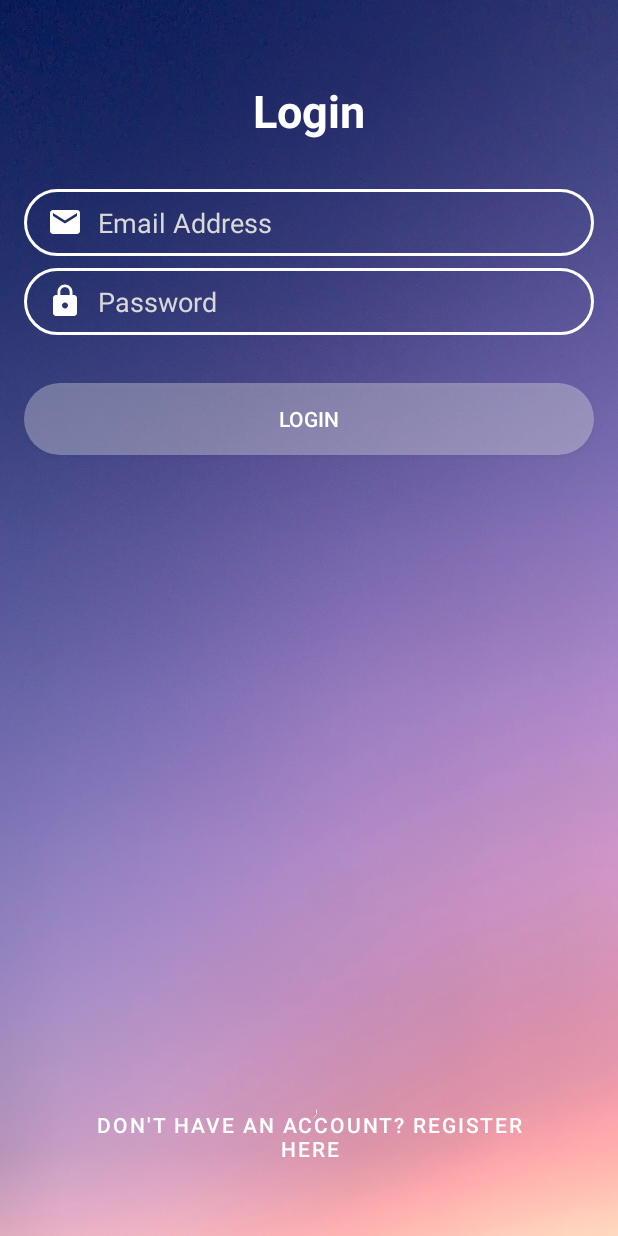
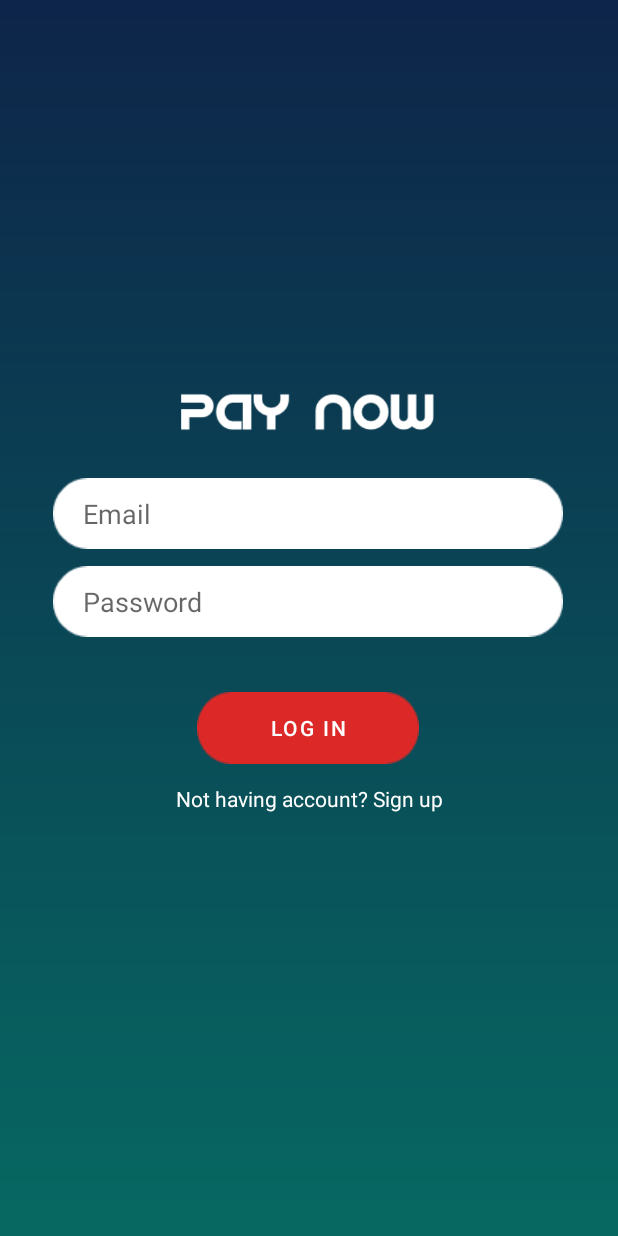
Before and after one commit to RegishGeorge/registration_form, an Android app: the layout activity_login.xml on its own in the app's theme, with its tools: preview values and no code run, on a phone screen of 412 x 824 dp. Run offline under Robolectric (Android 15) with nearby library versions, the phone set to English and light mode, and no system bars.

Commit message:
update files
modify files, refer previous commit

```diff
--- a/app/src/main/res/layout/activity_login.xml
+++ b/app/src/main/res/layout/activity_login.xml
@@ -1,91 +1,80 @@
-<?xml version="1.0" encoding="utf-8"?>
 <androidx.constraintlayout.widget.ConstraintLayout xmlns:android="http://schemas.android.com/apk/res/android"
     xmlns:app="http://schemas.android.com/apk/res-auto"
     xmlns:tools="http://schemas.android.com/tools"
     android:layout_width="match_parent"
     android:layout_height="match_parent"
-    android:background="@mipmap/form_bg"
-    android:padding="16dp"
+    android:background="@drawable/rectangle"
     tools:context=".LoginActivity">
 
-    <TextView
-        android:id="@+id/textLogin"
+    <ImageView
+        android:id="@+id/imageView"
+        android:layout_width="230dp"
+        android:layout_height="39dp"
+        app:layout_constraintBottom_toBottomOf="parent"
+        app:layout_constraintEnd_toEndOf="parent"
+        app:layout_constraintHorizontal_bias="0.497"
+        app:layout_constraintStart_toStartOf="parent"
+        app:layout_constraintTop_toTopOf="parent"
+        app:layout_constraintVertical_bias="0.323"
+        app:srcCompat="@drawable/paynow" />
+
+    <EditText
+        android:id="@+id/editTextTextPersonName"
         android:layout_width="wrap_content"
         android:layout_height="wrap_content"
-        android:text="Login"
+        android:background="@drawable/regifield"
+        android:ems="10"
+        android:paddingHorizontal="20dp"
+        android:hint="Email"
+        android:inputType="textPersonName"
+        android:text=""
+        app:layout_constraintBottom_toBottomOf="parent"
+        app:layout_constraintEnd_toEndOf="parent"
+        app:layout_constraintHorizontal_bias="0.492"
+        app:layout_constraintStart_toStartOf="parent"
+        app:layout_constraintTop_toBottomOf="@+id/imageView"
+        app:layout_constraintVertical_bias="0.054" />
+
+    <EditText
+        android:id="@+id/editTextTextPersonName2"
+        android:layout_width="wrap_content"
+        android:layout_height="wrap_content"
+        android:background="@drawable/regifield"
+        android:ems="10"
+        android:paddingHorizontal="20dp"
+        android:hint="Password"
+        android:inputType="textPersonName"
+        android:text=""
+        app:layout_constraintBottom_toBottomOf="parent"
+        app:layout_constraintEnd_toEndOf="parent"
+        app:layout_constraintHorizontal_bias="0.492"
+        app:layout_constraintStart_toStartOf="parent"
+        app:layout_constraintTop_toBottomOf="@+id/editTextTextPersonName"
+        app:layout_constraintVertical_bias="0.028" />
+
+    <Button
+        android:id="@+id/button2"
+        android:layout_width="wrap_content"
+        android:layout_height="wrap_content"
+        android:background="@drawable/button"
+        android:text="LOG IN"
+        app:backgroundTint="#DD2828"
+        app:layout_constraintBottom_toBottomOf="parent"
+        app:layout_constraintEnd_toEndOf="parent"
+        app:layout_constraintHorizontal_bias="0.498"
+        app:layout_constraintStart_toStartOf="parent"
+        app:layout_constraintTop_toBottomOf="@+id/editTextTextPersonName2"
+        app:layout_constraintVertical_bias="0.105" />
+
+    <TextView
+        android:id="@+id/textView2"
+        android:layout_width="wrap_content"
+        android:layout_height="wrap_content"
+        android:text="Not having account? Sign up"
         android:textColor="@color/white"
-        android:textSize="30sp"
-        android:textStyle="bold"
         app:layout_constraintBottom_toBottomOf="parent"
         app:layout_constraintEnd_toEndOf="parent"
         app:layout_constraintStart_toStartOf="parent"
-        app:layout_constraintTop_toTopOf="parent"
-        app:layout_constraintVertical_bias="0.050000012" />
-
-    <EditText
-        android:id="@+id/editTextEmail"
-        android:layout_width="0dp"
-        android:layout_height="wrap_content"
-        android:layout_marginTop="32dp"
-        android:background="@drawable/input_bg"
-        android:drawableStart="@drawable/ic_email"
-        android:drawablePadding="10dp"
-        android:ems="10"
-        android:hint="Email Address"
-        android:inputType="textEmailAddress"
-        android:paddingStart="15dp"
-        android:paddingTop="10dp"
-        android:paddingEnd="10dp"
-        android:paddingBottom="10dp"
-        android:textColor="@color/white"
-        android:textColorHint="@color/gray"
-        app:layout_constraintEnd_toEndOf="parent"
-        app:layout_constraintStart_toStartOf="parent"
-        app:layout_constraintTop_toBottomOf="@+id/textLogin" />
-
-    <EditText
-        android:id="@+id/editTextPassword"
-        android:layout_width="0dp"
-        android:layout_height="wrap_content"
-        android:layout_marginTop="8dp"
-        android:background="@drawable/input_bg"
-        android:drawableStart="@drawable/ic_password"
-        android:drawablePadding="10dp"
-        android:ems="10"
-        android:hint="Password"
-        android:inputType="textPassword"
-        android:paddingStart="15dp"
-        android:paddingTop="10dp"
-        android:paddingEnd="10dp"
-        android:paddingBottom="10dp"
-        android:textColor="@color/white"
-        android:textColorHint="@color/gray"
-        app:layout_constraintEnd_toEndOf="parent"
-        app:layout_constraintStart_toStartOf="parent"
-        app:layout_constraintTop_toBottomOf="@+id/editTextEmail" />
-
-    <androidx.appcompat.widget.AppCompatButton
-        android:id="@+id/buttonLogin"
-        android:layout_width="0dp"
-        android:layout_height="wrap_content"
-        android:background="@drawable/btn_bg"
-        android:text="Login"
-        android:textColor="#ffff"
-        android:layout_marginTop="32dp"
-        app:layout_constraintEnd_toEndOf="parent"
-        app:layout_constraintStart_toStartOf="parent"
-        app:layout_constraintTop_toBottomOf="@+id/editTextPassword" />
-
-    <Button
-        android:id="@+id/buttonRegister"
-        android:layout_width="wrap_content"
-        android:layout_height="wrap_content"
-        android:background="#00ffffff"
-        android:text="Don't have an account? Register here"
-        app:layout_constraintBottom_toBottomOf="parent"
-        app:layout_constraintEnd_toEndOf="parent"
-        app:layout_constraintStart_toStartOf="parent"
-        app:layout_constraintTop_toBottomOf="@+id/buttonLogin"
-        app:layout_constraintVertical_bias="0.95" />
-
+        app:layout_constraintTop_toBottomOf="@+id/button2"
+        app:layout_constraintVertical_bias="0.045" />
 </androidx.constraintlayout.widget.ConstraintLayout>
--- a/app/src/main/res/layout/activity_main.xml
+++ b/app/src/main/res/layout/activity_main.xml
@@ -7,6 +7,19 @@
     android:background="@drawable/rectangle"
     tools:context=".MainActivity">
 
+    <TextView
+        android:id="@+id/textViewTitle"
+        android:layout_width="wrap_content"
+        android:layout_height="wrap_content"
+        android:text="Registration Form"
+        android:textColor="@color/white"
+        android:textSize="30sp"
+        android:textStyle="bold"
+        app:layout_constraintBottom_toBottomOf="parent"
+        app:layout_constraintEnd_toEndOf="parent"
+        app:layout_constraintStart_toStartOf="parent"
+        app:layout_constraintTop_toTopOf="parent"
+        app:layout_constraintVertical_bias="0.050000012" />
 
     <EditText
         android:id="@+id/editTextTextPersonName7"
@@ -14,7 +27,8 @@
         android:layout_height="wrap_content"
         android:background="@drawable/regifield"
         android:ems="10"
-        android:hint="     Name"
+        android:paddingHorizontal="20dp"
+        android:hint="Name"
         android:inputType="textPersonName"
         android:text=""
         app:layout_constraintBottom_toBottomOf="parent"
@@ -31,7 +45,8 @@
         android:ems="10"
         android:inputType="textPersonName"
         android:text=""
-        android:hint="     Email"
+        android:paddingHorizontal="20dp"
+        android:hint="Email"
         android:background="@drawable/regifield"
         app:layout_constraintBottom_toBottomOf="parent"
         app:layout_constraintEnd_toEndOf="parent"
@@ -47,7 +62,8 @@
         android:ems="10"
         android:inputType="phone"
         android:text=""
-        android:hint="     Phone number"
+        android:paddingHorizontal="20dp"
+        android:hint="Phone number"
         android:background="@drawable/regifield"
         app:layout_constraintBottom_toBottomOf="parent"
         app:layout_constraintEnd_toEndOf="parent"
@@ -62,7 +78,8 @@
         android:ems="10"
         android:inputType="textPassword"
         android:text=""
-        android:hint="     Password"
+        android:paddingHorizontal="20dp"
+        android:hint="Password"
         android:background="@drawable/regifield"
         app:layout_constraintBottom_toBottomOf="parent"
         app:layout_constraintEnd_toEndOf="parent"
@@ -77,7 +94,8 @@
         android:ems="10"
         android:inputType="textPassword"
         android:text=""
-        android:hint="     Confim password"
+        android:paddingHorizontal="20dp"
+        android:hint="Confim password"
         android:background="@drawable/regifield"
         app:layout_constraintBottom_toBottomOf="parent"
         app:layout_constraintEnd_toEndOf="parent"
```
